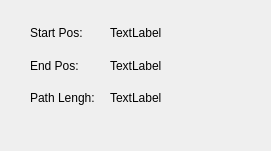
Old version of the form source/PathfinderModule/PathfinderInfoTab.ui in the repository HU-R2D2/mapeditor.
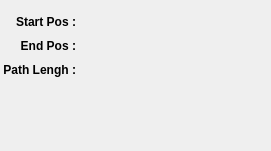
New version of the form.

Commit message: improved pathfinder info tab.

```diff
--- a/source/PathfinderModule/PathfinderInfoTab.ui
+++ b/source/PathfinderModule/PathfinderInfoTab.ui
@@ -13,69 +13,74 @@
   <property name="windowTitle">
    <string>Form</string>
   </property>
-  <widget class="QWidget" name="layoutWidget">
-   <property name="geometry">
-    <rect>
-     <x>110</x>
-     <y>20</y>
-     <width>121</width>
-     <height>91</height>
-    </rect>
-   </property>
-   <layout class="QVBoxLayout" name="verticalLayout_2">
-    <item>
-     <widget class="QLabel" name="startpos_label">
-      <property name="text">
-       <string>TextLabel</string>
-      </property>
-     </widget>
-    </item>
-    <item>
-     <widget class="QLabel" name="endpos_label">
-      <property name="text">
-       <string>TextLabel</string>
-      </property>
-     </widget>
-    </item>
-    <item>
-     <widget class="QLabel" name="pathlengh_label">
-      <property name="text">
-       <string>TextLabel</string>
-      </property>
-     </widget>
-    </item>
-   </layout>
-  </widget>
   <widget class="QWidget" name="">
    <property name="geometry">
     <rect>
-     <x>30</x>
-     <y>20</y>
-     <width>70</width>
-     <height>91</height>
+     <x>3</x>
+     <y>13</y>
+     <width>150</width>
+     <height>66</height>
     </rect>
    </property>
+   <layout class="QHBoxLayout" name="horizontalLayout">
+    <item>
    <layout class="QVBoxLayout" name="verticalLayout">
     <item>
      <widget class="QLabel" name="label">
       <property name="text">
-       <string>Start Pos:</string>
+         <string>&lt;html&gt;&lt;head/&gt;&lt;body&gt;&lt;p&gt;&lt;span style=&quot; font-weight:600;&quot;&gt;Start Pos	:&lt;/span&gt;&lt;/p&gt;&lt;/body&gt;&lt;/html&gt;</string>
+        </property>
+        <property name="alignment">
+         <set>Qt::AlignRight|Qt::AlignTrailing|Qt::AlignVCenter</set>
       </property>
      </widget>
     </item>
     <item>
      <widget class="QLabel" name="label_2">
       <property name="text">
-       <string>End Pos:</string>
+         <string>&lt;html&gt;&lt;head/&gt;&lt;body&gt;&lt;p&gt;&lt;span style=&quot; font-weight:600;&quot;&gt;End Pos 	:&lt;/span&gt;&lt;/p&gt;&lt;/body&gt;&lt;/html&gt;</string>
+        </property>
+        <property name="alignment">
+         <set>Qt::AlignRight|Qt::AlignTrailing|Qt::AlignVCenter</set>
       </property>
      </widget>
     </item>
     <item>
      <widget class="QLabel" name="label_3">
       <property name="text">
-       <string>Path Lengh:</string>
-      </property>
-     </widget>
+         <string>&lt;html&gt;&lt;head/&gt;&lt;body&gt;&lt;p&gt;&lt;span style=&quot; font-weight:600;&quot;&gt;Path Lengh	:&lt;/span&gt;&lt;/p&gt;&lt;/body&gt;&lt;/html&gt;</string>
+        </property>
+        <property name="alignment">
+         <set>Qt::AlignRight|Qt::AlignTrailing|Qt::AlignVCenter</set>
+        </property>
+       </widget>
+      </item>
+     </layout>
+    </item>
+    <item>
+     <layout class="QVBoxLayout" name="verticalLayout_2">
+      <item>
+       <widget class="QLabel" name="startpos_label">
+        <property name="text">
+         <string/>
+        </property>
+       </widget>
+      </item>
+      <item>
+       <widget class="QLabel" name="endpos_label">
+        <property name="text">
+         <string/>
+        </property>
+       </widget>
+      </item>
+      <item>
+       <widget class="QLabel" name="pathlengh_label">
+        <property name="text">
+         <string/>
+        </property>
+       </widget>
+      </item>
+     </layout>
     </item>
    </layout>
   </widget>
```
Lines whose indentation alone changed are shown as unchanged. The commit also changes 1 other file.
